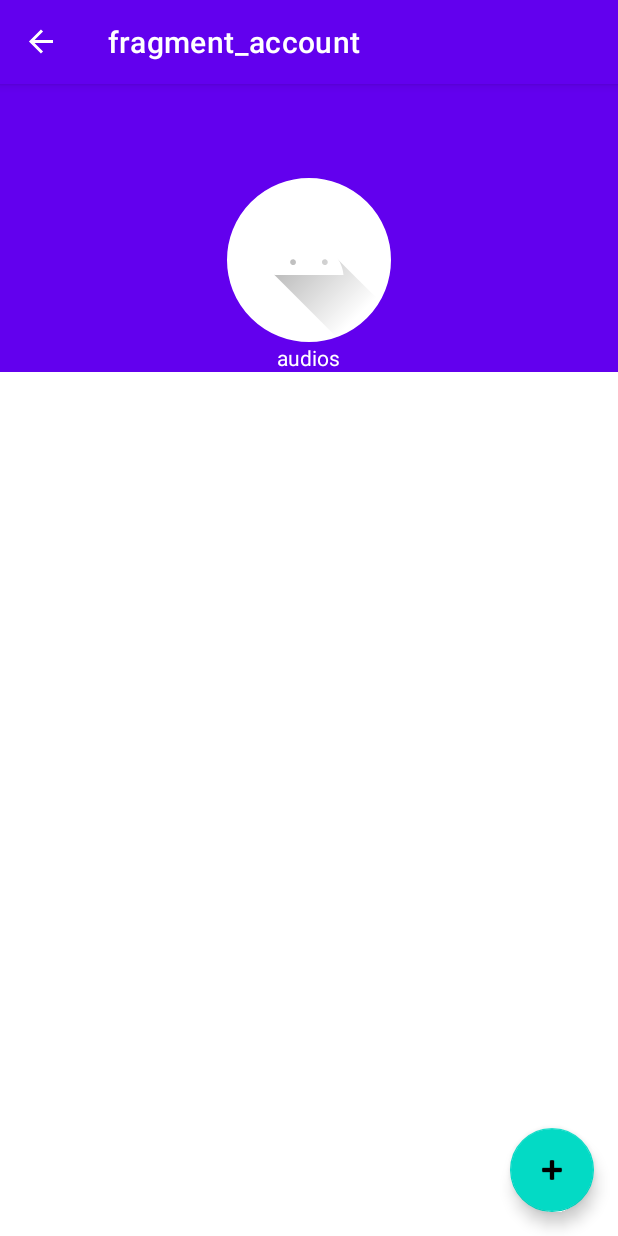
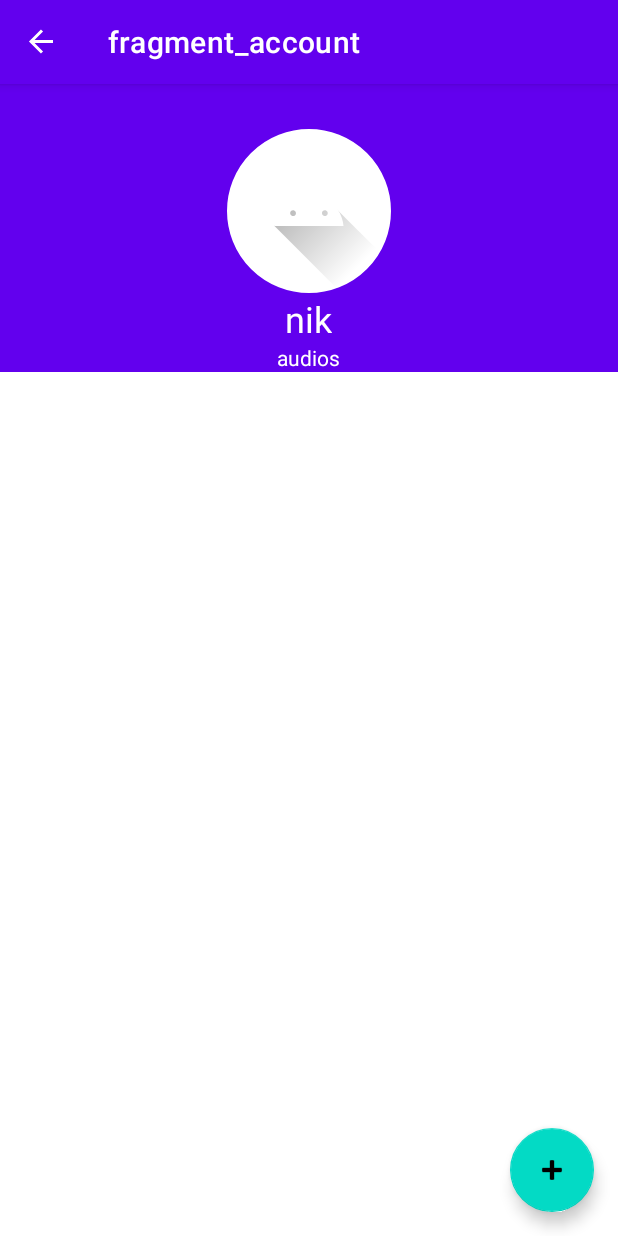
Before and after one commit to vadhub/LTale, an Android app: the AccountFragment screen opened through its navigation route, on a phone screen of 412 x 824 dp. Run offline under Robolectric (Android 15) with nearby library versions, the phone set to English and light mode, and no system bars; our stand-ins replace navigation-ui.

Commit message:
designed item record

```diff
--- /dev/null
+++ b/app/src/main/res/drawable/ic_baseline_pause_24.xml
@@ -0,0 +1,5 @@
+<vector android:height="24dp" android:tint="#000000"
+    android:viewportHeight="24" android:viewportWidth="24"
+    android:width="24dp" xmlns:android="http://schemas.android.com/apk/res/android">
+    <path android:fillColor="@android:color/white" android:pathData="M6,19h4L10,5L6,5v14zM14,5v14h4L18,5h-4z"/>
+</vector>
--- /dev/null
+++ b/app/src/main/res/drawable/ic_baseline_play_arrow_24.xml
@@ -0,0 +1,5 @@
+<vector android:height="24dp" android:tint="#000000"
+    android:viewportHeight="24" android:viewportWidth="24"
+    android:width="24dp" xmlns:android="http://schemas.android.com/apk/res/android">
+    <path android:fillColor="@android:color/white" android:pathData="M8,5v14l11,-7z"/>
+</vector>
--- a/app/src/main/res/layout/fragment_account.xml
+++ b/app/src/main/res/layout/fragment_account.xml
@@ -34,6 +34,14 @@
                     app:shapeAppearanceOverlay="@style/roundedImageViewRounded"
                     app:strokeColor="@color/white"
                     app:strokeWidth="1dp" />
+
+                <TextView
+                    android:id="@+id/countNikTextView"
+                    android:layout_width="wrap_content"
+                    android:layout_height="wrap_content"
+                    android:text="nik"
+                    android:textSize="24dp"
+                    android:textColor="@color/white" />
 
                 <TextView
                     android:id="@+id/countRecordsTextView"
```
Also changed, not shown: app/src/main/res/layout/item_audio.xml (added, +34 -0 lines).
